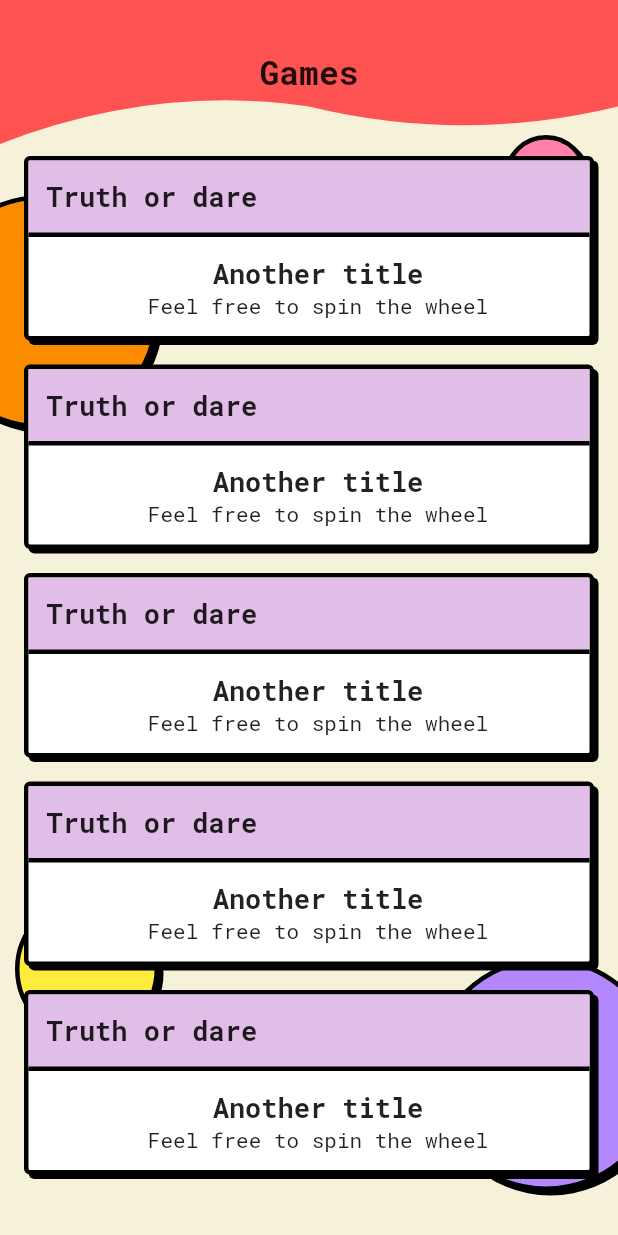
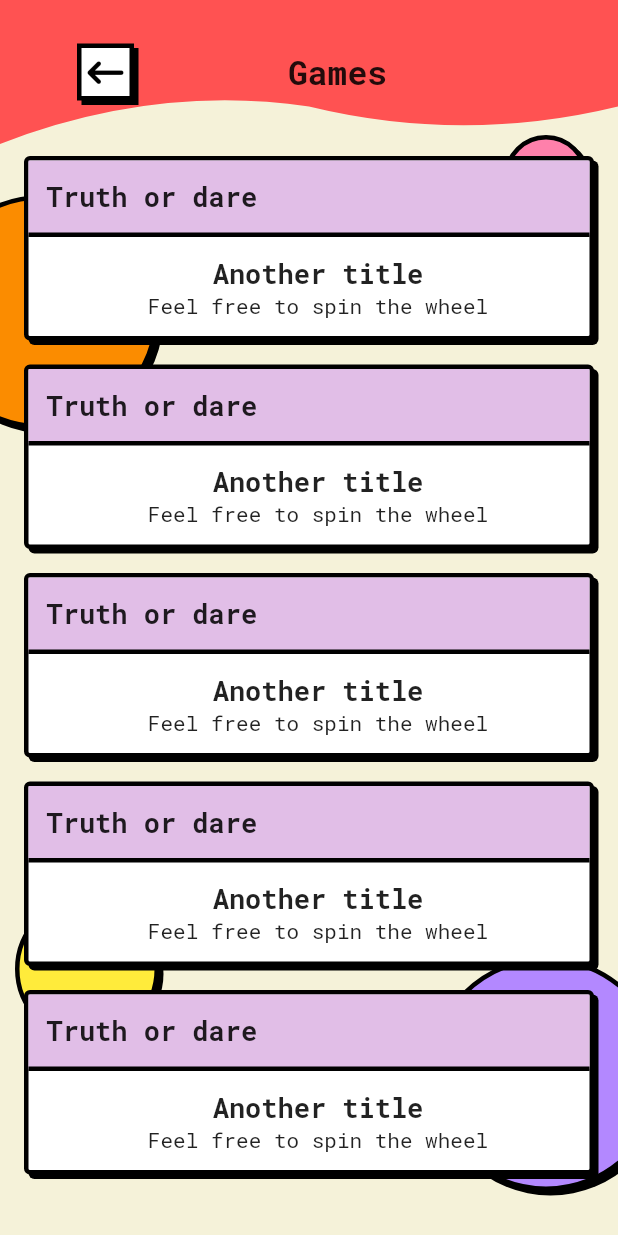
Before and after one commit to alice-ang/bingo, a Flutter app: the screen it shows after launch, on a phone screen of 412 x 824 dp. Run offline on Flutter 3.47's test engine with Material 2 defaults, Android fonts, the phone set to English and light mode, and no system bars; our stand-ins replace font_awesome_flutter, google_fonts, lottie.

Commit message:
back button

```diff
--- a/lib/main.dart
+++ b/lib/main.dart
@@ -1,3 +1,4 @@
+import 'package:flutter/services.dart';
 import 'package:google_fonts/google_fonts.dart';
 import 'package:flutter/material.dart';
 import 'package:bingo/widgets/widgets.dart';
@@ -20,9 +21,7 @@ class MyApp extends StatelessWidget {
         textTheme: GoogleFonts.robotoMonoTextTheme(),
       ),
       // home: const GamesScreen(),
-      home: const GamesScreen(
-          // title: 'Home',
-          ),
+      home: const GamesScreen(),
     );
   }
 }
@@ -102,6 +101,7 @@ class _MyHomePageState extends State<MyHomePage> {
                 )
               ],
             ),
+            systemOverlayStyle: SystemUiOverlayStyle.dark,
           )),
       body: CircleBackground(
         childWidget: Center(
--- a/lib/screens/games_screen.dart
+++ b/lib/screens/games_screen.dart
@@ -9,7 +9,10 @@ class GamesScreen extends StatelessWidget {
   Widget build(BuildContext context) {
     return Scaffold(
       extendBodyBehindAppBar: true,
-      appBar: const CustomAppBar(title: 'Games'),
+      appBar: const CustomAppBar(
+        title: 'Games',
+        leading: NeuBackButton(),
+      ),
       body: CircleBackground(
         childWidget: Column(
           children: [
--- a/lib/widgets/custom_app_bar.dart
+++ b/lib/widgets/custom_app_bar.dart
@@ -1,9 +1,13 @@
 import 'package:flutter/material.dart';
 
 class CustomAppBar extends StatelessWidget implements PreferredSizeWidget {
-  const CustomAppBar({Key? key, required this.title}) : super(key: key);
+  const CustomAppBar(
+      {Key? key, required this.title, this.leading, this.trailing})
+      : super(key: key);
 
   final String title;
+  final Widget? leading;
+  final Widget? trailing;
 
   @override
   Size get preferredSize => const Size.fromHeight(kToolbarHeight + 40);
@@ -18,12 +22,21 @@ class CustomAppBar extends StatelessWidget implements PreferredSizeWidget {
             child: Column(
               mainAxisAlignment: MainAxisAlignment.center,
               children: <Widget>[
+                Row(
+                  mainAxisAlignment: MainAxisAlignment.spaceAround,
+                  children: [
+                    if (leading != null) ...[
+                      leading!,
+                    ],
                     Text(
                       title,
                       style: const TextStyle(
                         fontSize: 22,
                         fontWeight: FontWeight.bold,
                       ),
+                    ),
+                    trailing ?? const Text(''),
+                  ],
                 ),
               ],
             ),
--- /dev/null
+++ b/lib/widgets/neu_back_button.dart
@@ -0,0 +1,22 @@
+import 'package:flutter/material.dart';
+import 'package:bingo/widgets/widgets.dart';
+import 'package:font_awesome_flutter/font_awesome_flutter.dart';
+
+class NeuBackButton extends StatelessWidget {
+  const NeuBackButton({Key? key}) : super(key: key);
+
+  @override
+  Widget build(BuildContext context) {
+    return NeuButton(
+      color: Colors.white,
+      icon: const Icon(
+        FontAwesomeIcons.arrowLeftLong,
+        color: Colors.black,
+      ),
+      size: 32,
+      onPressed: () {
+        Navigator.of(context).pop();
+      },
+    );
+  }
+}
--- a/lib/widgets/neu_button.dart
+++ b/lib/widgets/neu_button.dart
@@ -19,6 +19,7 @@ class NeuButton extends StatefulWidget {
   final BoxShape? shape;
   final double size;
   final VoidCallback? onPressed;
+
   @override
   State<NeuButton> createState() => _NeuButtonState();
 }
--- a/lib/widgets/widgets.dart
+++ b/lib/widgets/widgets.dart
@@ -1,3 +1,4 @@
+export 'neu_back_button.dart';
 export 'bottom_nav.dart';
 export 'custom_app_bar.dart';
 export 'neu_card.dart';
```
Also changed, not shown: 1 other file. Lines whose indentation alone changed are shown as unchanged.
